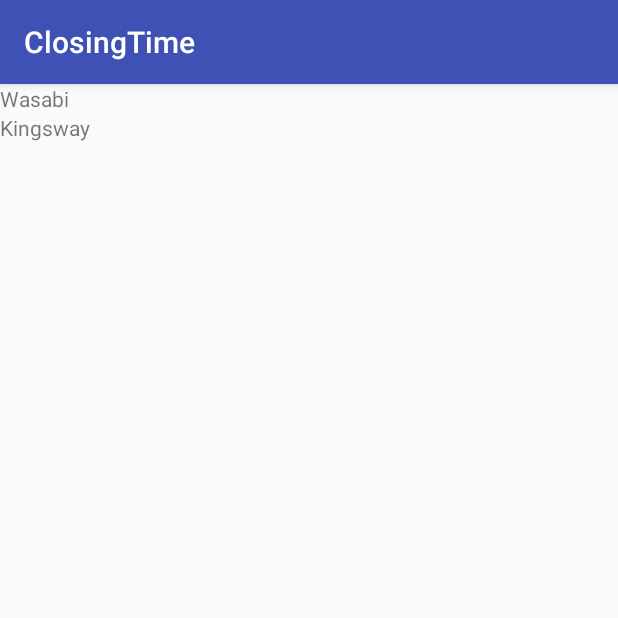
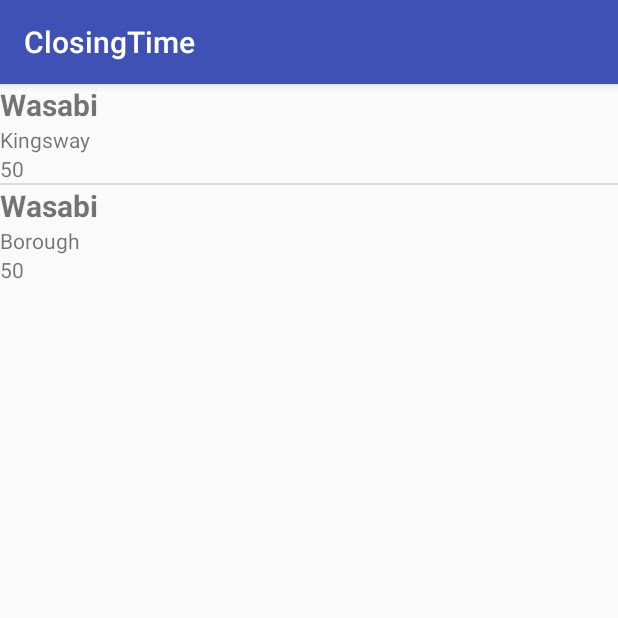
Before and after one commit to alexander7161/ClosingTime-Android, an Android app: the screen it shows after launch (MainActivity), on a phone screen of 412 x 824 dp, the top half of it. Run offline under Robolectric (Android 15) with nearby library versions, the phone set to English and light mode, and no system bars.

Commit message:
Added support for different closing times on different days

```diff
--- a/app/src/main/java/com/alexander7161/closingtime/DbHelper.java
+++ b/app/src/main/java/com/alexander7161/closingtime/DbHelper.java
@@ -53,18 +53,22 @@ public class DbHelper extends SQLiteOpenHelper
                         "ADDRESS TEXT" +
                         ");");
                 sqLiteDatabase.execSQL("CREATE TABLE RESTAURANTSHALFOFF (" +
+                        "ID INTEGER NOT NULL PRIMARY KEY," +
                         "IDRESTAURANT INTEGER NOT NULL," +
                         "DAYSOFWEEK INTEGER NOT NULL," +
                         "PERCENTOFF INTEGER NOT NULL," +
                         "CLOSINGTIME TIME NOT NULL," +
                         "HALFOFFPERIOD TIME NOT NULL," +
-                        "PRIMARY KEY (IDRESTAURANT)," +
-                        "FOREIGN KEY (IDRESTAURANT) REFERENCES RESTAURANT(IDRESTAURANT)\n" +
+                        "FOREIGN KEY (IDRESTAURANT) REFERENCES RESTAURANTS(ID)" +
                         ");");
                 sqLiteDatabase.execSQL("INSERT INTO RESTAURANTS VALUES" +
-                        "(1, 'Wasabi', 'Kingsway');");
-                sqLiteDatabase.execSQL("INSERT INTO RESTAURANTSHALFOFF VALUES" +
-                        "(1, 12345, 50, '20:30', '00:30');");
+                        "(1, 'Wasabi', 'Kingsway')," +
+                        "(2, 'Wasabi', 'Borough');");
+                sqLiteDatabase.execSQL("INSERT INTO RESTAURANTSHALFOFF VALUES " +
+                        "(1, 1, 12345, 50, '20:30', '00:30')," +
+                        "(2, 2, 123456, 50, '21:30', '00:30')," +
+                        "(3, 2, 7, 50, '20:00', '00:30')" +
+                        ";");
             case 1:
 
             case 2:
@@ -79,7 +83,7 @@ public class DbHelper extends SQLiteOpenHelper
     Query method to retrieve the list of incomplete Tasks in the database an an ArrayList
      */
 
-    public ArrayList<Restaurant> getIncompleteTasks()
+    public ArrayList<Restaurant> getAllRestaurants(DbHelper dbHelper)
     {
         ArrayList<Restaurant> output = new ArrayList<>();
 
@@ -87,13 +91,15 @@ public class DbHelper extends SQLiteOpenHelper
         if(db == null) return output;
 
         //Store result of SQL query in Cursor object
-        Cursor rawTasks = db.rawQuery("SELECT * FROM RESTAURANTS;",null);
+        Cursor rawTasks = db.rawQuery("SELECT * " +
+                "FROM RESTAURANTS"
+                ,null);
 
         //Iterate over all tasks in Cursor, adding them to ArrayList<Restaurant> output
         if(rawTasks.moveToFirst())
         {
             do {
-                output.add(new Restaurant(rawTasks)); //Construct a new Restaurant using the cursor, and add it to the ArrayList
+                output.add(new Restaurant(rawTasks, dbHelper)); //Construct a new Restaurant using the cursor, and add it to the ArrayList
             } while (rawTasks.moveToNext());
         }
 
@@ -102,31 +108,23 @@ public class DbHelper extends SQLiteOpenHelper
         return output;
     }
 
-    /**
-     * Get a single task by it's task id. Used for loading a task to the edit task activity.
-     */
-    public Restaurant getTask(long taskId)
+    public Cursor getRestaurantDetails(Restaurant restaurant)
     {
+        Cursor rawDetails = null;
+
         SQLiteDatabase db = getReadableDatabase();
-        if(db == null) return null;
+        if(db == null) return rawDetails;
+        //Store result of SQL query in Cursor object
+        rawDetails = db.rawQuery("SELECT R.ID, R.NAME, R.ADDRESS, H.PERCENTOFF, H.DAYSOFWEEK, H.CLOSINGTIME, H.HALFOFFPERIOD " +
+                "FROM RESTAURANTS R " +
+                "JOIN" +
+                "(SELECT *" +
+                " FROM RESTAURANTSHALFOFF" +
+                ") H" +
+                " ON R.ID = H.IDRESTAURANT " +
+                "WHERE R.ID=" + restaurant.getId(),null);
 
-        //Make an SQL query
-        Cursor result = db.query(
-                "RESTAURANTS",                    // To the table "Tasks"
-                null,                    // All columns
-                "ID = ?",               // Where id = ? (a parameter)
-                new String[]{taskId + ""},      // set the parameter to taskId
-                null,
-                null,
-                null
-        );
+        return rawDetails;
+    }
 
-        //Construct new Restaurant object from result of Cursor and return it.
-        if(result.moveToFirst())
-        {
-            return new Restaurant(result);
-        }else{
-            return null;
-        }
-    }
 }
--- a/app/src/main/java/com/alexander7161/closingtime/Restaurant.java
+++ b/app/src/main/java/com/alexander7161/closingtime/Restaurant.java
@@ -2,9 +2,11 @@ package com.alexander7161.closingtime;
 
 import android.content.ContentValues;
 import android.database.Cursor;
-import android.util.Log;
 
-import org.joda.time.DateTime;
+import org.joda.time.LocalTime;
+
+import java.util.ArrayList;
+import java.util.List;
 
 /*
 Restaurant Model object
@@ -15,25 +17,48 @@ public class Restaurant
     private long id = -1;    //If the id == -1, the Restaurant object has never entered the database yet
     private String name;
     private String address;
+    private int percentOff;
+    private ArrayList<String> closingTimes = new ArrayList<>();
 
 
     /*
     Constructor - creating a Restaurant object from scratch
      */
-    public Restaurant(String title, String notes)
+    public Restaurant(String title, String notes, int percentOff)
     {
         this.name = title;
         this.address = notes;
+        this.percentOff = percentOff;
     }
 
     /*
     Constructor - creating a Restaurant object from an entry in the database
      */
-    public Restaurant(Cursor input)
+    public Restaurant(Cursor input, DbHelper dbHelper)
     {
         id = input.getLong(input.getColumnIndex("ID"));
         name = input.getString(input.getColumnIndex("NAME"));
         address = input.getString(input.getColumnIndex("ADDRESS"));
+        Cursor details = dbHelper.getRestaurantDetails(this);
+        if(details.moveToFirst()) {
+            percentOff = details.getInt(details.getColumnIndex("PERCENTOFF"));
+            do {
+                int daysOfWeekInt = details.getInt(details.getColumnIndex("DAYSOFWEEK"));
+                ArrayList<Integer> daysOfWeek = new ArrayList<>();
+                collectDigits(daysOfWeekInt, daysOfWeek);
+                for (Integer i : daysOfWeek) {
+                    closingTimes.add(i - 1, details.getString(details.getColumnIndex("CLOSINGTIME")));
+                }
+            } while (details.moveToNext());
+        }
+        details.close();
+    }
+
+    private static void collectDigits(int num, List<Integer> digits) {
+        if(num / 10 > 0) {
+            collectDigits(num / 10, digits);
+        }
+        digits.add(num % 10);
     }
 
     /*
@@ -50,10 +75,10 @@ public class Restaurant
         //Add the rest of the Restaurant data to the content values object
         output.put("NAME",name);
         output.put("ADDRESS",address);
+        output.put("PERCENTOFF",percentOff);
 
         return output;
     }
-
 
     public long getId() {
         return id;
@@ -72,8 +97,17 @@ public class Restaurant
         return address;
     }
 
+    public int getPercentOff() {return percentOff;}
+
+    public String getClosingTime(int index) {
+        if(index>closingTimes.size()-1) {
+            return "Closed";
+        }
+        return LocalTime.parse(closingTimes.get(index)).toString("HH:mm");
+    }
+
     @Override
     public String toString() {
-        return getName() + " " +  getAddress();
+        return getName() + " " +  getAddress() + " " + getPercentOff() + " Monday: " + getClosingTime(1);
     }
 }
--- a/app/src/main/java/com/alexander7161/closingtime/RestaurantListAdapter.java
+++ b/app/src/main/java/com/alexander7161/closingtime/RestaurantListAdapter.java
@@ -55,10 +55,12 @@ public class RestaurantListAdapter extends BaseAdapter
 
         TextView title = v.findViewById(R.id.title_view);
         TextView dueDate = v.findViewById(R.id.due_date);
+        TextView percentOff = v.findViewById(R.id.percent_off);
         Restaurant restaurant = (Restaurant) getItem(i);
 
         title.setText(restaurant.getName());
         dueDate.setText(restaurant.getAddress());
+        percentOff.setText(Integer.toString(restaurant.getPercentOff()));
 
         return v;
     }
--- a/app/src/main/res/layout/restaurant_list_item.xml
+++ b/app/src/main/res/layout/restaurant_list_item.xml
@@ -5,11 +5,17 @@
 
     <TextView
         android:id="@+id/title_view"
+        android:textSize="@dimen/list_title_size"
+        android:textStyle="bold"
         android:layout_width="wrap_content"
         android:layout_height="wrap_content" />
     <TextView
         android:id="@+id/due_date"
         android:layout_width="wrap_content"
         android:layout_height="wrap_content" />
+    <TextView
+        android:id="@+id/percent_off"
+        android:layout_width="wrap_content"
+        android:layout_height="wrap_content" />
 
 </LinearLayout>
--- a/app/src/main/res/values/dimens.xml
+++ b/app/src/main/res/values/dimens.xml
@@ -2,4 +2,5 @@
     <!-- Default screen margins, per the Android Design guidelines. -->
     <dimen name="activity_horizontal_margin">16dp</dimen>
     <dimen name="activity_vertical_margin">16dp</dimen>
+    <dimen name="list_title_size">20sp</dimen>
 </resources>
```
Also changed, not shown: app/src/main/java/com/alexander7161/closingtime/MainActivity.java (+9 -2 lines), app/src/main/res/drawable-v24/ic_launcher_foreground.xml (added, +34 -0 lines), app/src/main/res/drawable/ic_launcher_background.xml (added, +170 -0 lines).
